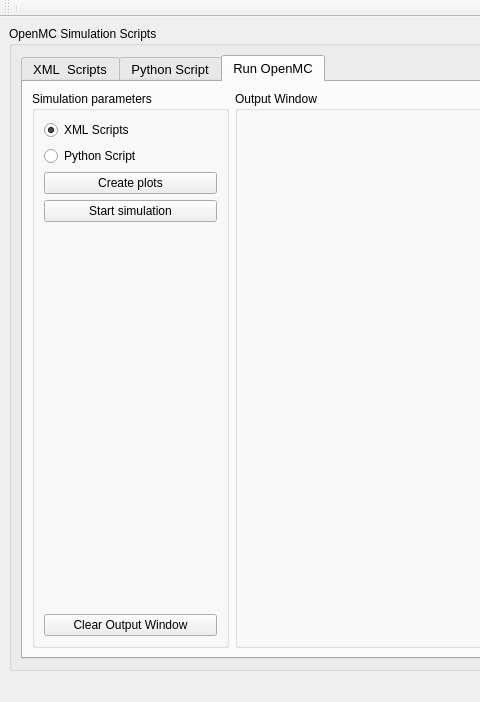
tarekbardouni/ERSN-OpenMC-Py, file src/ui/Interface.ui: the form before one commit; both pictures show x 0 to 480 and y 0 to 702 of the 1223 by 702 pixel window.
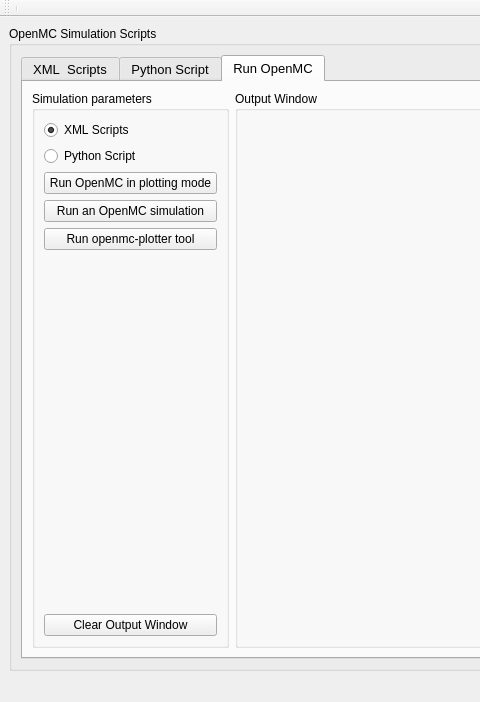
The form after the commit. The open tabs and pages were chosen to show the change. Icons and pictures are not drawn.

Commit message: ERSN-OpenMC-Py v1.3.4: some litle modifications of v1.3.3

What changed in the file:
```diff
--- a/src/ui/Interface.ui
+++ b/src/ui/Interface.ui
@@ -1267,6 +1267,31 @@
               <string>Simulation parameters</string>
              </property>
              <layout class="QGridLayout" name="gridLayout_12">
+              <item row="2" column="0">
+               <layout class="QVBoxLayout" name="verticalLayout">
+                <item>
+                 <widget class="QPushButton" name="pushButton_15">
+                  <property name="text">
+                   <string>Run OpenMC in plotting mode</string>
+                  </property>
+                 </widget>
+                </item>
+                <item>
+                 <widget class="QPushButton" name="pushButton_19">
+                  <property name="text">
+                   <string>Run an OpenMC simulation</string>
+                  </property>
+                 </widget>
+                </item>
+                <item>
+                 <widget class="QPushButton" name="Plotter_PB">
+                  <property name="text">
+                   <string>Run openmc-plotter tool</string>
+                  </property>
+                 </widget>
+                </item>
+               </layout>
+              </item>
               <item row="0" column="0">
                <widget class="QRadioButton" name="radioButton">
                 <property name="text">
@@ -1290,21 +1315,18 @@
                 </attribute>
                </widget>
               </item>
-              <item row="2" column="0">
-               <widget class="QPushButton" name="pushButton_15">
-                <property name="text">
-                 <string>Create plots</string>
-                </property>
-               </widget>
-              </item>
-              <item row="3" column="0">
-               <widget class="QPushButton" name="pushButton_19">
-                <property name="text">
-                 <string>Start simulation</string>
-                </property>
-               </widget>
-              </item>
               <item row="4" column="0">
+               <layout class="QHBoxLayout" name="horizontalLayout_3">
+                <item>
+                 <widget class="QPushButton" name="pB_Clear_OW_2">
+                  <property name="text">
+                   <string>Clear Output Window</string>
+                  </property>
+                 </widget>
+                </item>
+               </layout>
+              </item>
+              <item row="3" column="0">
                <spacer name="verticalSpacer_8">
                 <property name="orientation">
                  <enum>Qt::Vertical</enum>
@@ -1317,17 +1339,6 @@
                 </property>
                </spacer>
               </item>
-              <item row="5" column="0">
-               <layout class="QHBoxLayout" name="horizontalLayout_3">
-                <item>
-                 <widget class="QPushButton" name="pB_Clear_OW_2">
-                  <property name="text">
-                   <string>Clear Output Window</string>
-                  </property>
-                 </widget>
-                </item>
-               </layout>
-              </item>
              </layout>
             </widget>
            </item>
@@ -1366,7 +1377,7 @@
      <x>0</x>
      <y>0</y>
      <width>1223</width>
-     <height>28</height>
+     <height>22</height>
     </rect>
    </property>
   </widget>
```
The commit also changes 32 other files.
